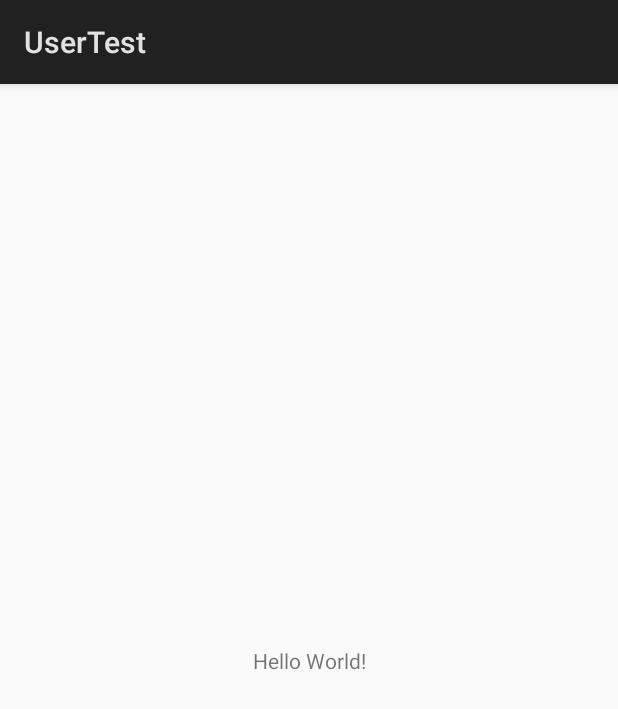
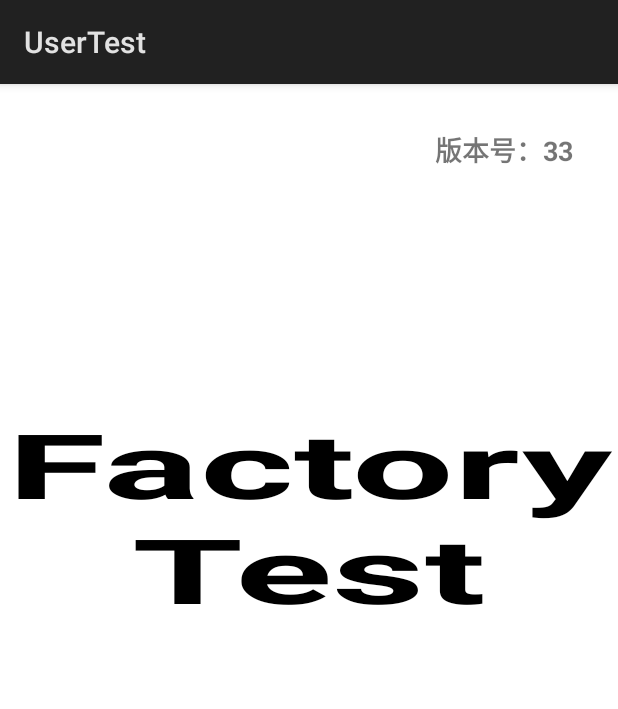
Before and after one commit to sengeiou/FactoryTest, an Android app: the MainActivity screen opened directly, with no data from a screen before it, on a phone screen of 412 x 824 dp. Shown: the top 709 px of the screen. Run offline under Robolectric (Android 15) with nearby library versions, the phone set to English and light mode, and no system bars.

```diff
--- a/usertest/src/main/java/com/fengmi/usertest/views/PQRegulatorView.java
+++ b/usertest/src/main/java/com/fengmi/usertest/views/PQRegulatorView.java
@@ -5,6 +5,7 @@ import android.content.res.TypedArray;
 import android.util.AttributeSet;
 import android.util.Log;
 import android.view.View;
+import android.view.ViewGroup;
 import android.widget.Button;
 import android.widget.RelativeLayout;
 import android.widget.TextView;
@@ -74,7 +75,7 @@ public class PQRegulatorView extends RelativeLayout implements IRadioCheckListen
                 updatePQView();
             }
         });
-
+        setGravity(CENTER_IN_PARENT);
         addView(view);
     }
 
--- a/usertest/src/main/res/layout/activity_main.xml
+++ b/usertest/src/main/res/layout/activity_main.xml
@@ -1,18 +1,77 @@
 <?xml version="1.0" encoding="utf-8"?>
-<android.support.constraint.ConstraintLayout xmlns:android="http://schemas.android.com/apk/res/android"
-    xmlns:app="http://schemas.android.com/apk/res-auto"
-    xmlns:tools="http://schemas.android.com/tools"
+<LinearLayout xmlns:android="http://schemas.android.com/apk/res/android"
     android:layout_width="match_parent"
+    android:background="#ffffff"
     android:layout_height="match_parent"
-    tools:context=".MainActivity">
+    android:orientation="vertical" >
+    <RelativeLayout
+        android:layout_width="match_parent"
+        android:layout_height="match_parent"
+        android:layout_weight="1">
+        <TextView
+            android:id="@+id/FactoryLauncherView"
+            android:layout_width="match_parent"
+            android:layout_height="match_parent"
+            android:gravity="center"
+            android:text="Factory Test"
+            android:textColor="#000000"
+            android:textScaleX="2.0"
+            android:textSize="60sp"
+            android:textStyle="bold" >
+        </TextView>
+        <TextView
+            android:id="@+id/tv_factory_version"
+            android:text="版本号：33"
+            android:textSize="18sp"
+            android:textStyle="bold"
+            android:layout_alignParentTop="true"
+            android:layout_alignParentEnd="true"
+            android:layout_margin="30dp"
+            android:layout_width="wrap_content"
+            android:layout_height="wrap_content" />
+    </RelativeLayout>
 
-    <TextView
-        android:layout_width="wrap_content"
-        android:layout_height="wrap_content"
-        android:text="Hello World!"
-        app:layout_constraintBottom_toBottomOf="parent"
-        app:layout_constraintLeft_toLeftOf="parent"
-        app:layout_constraintRight_toRightOf="parent"
-        app:layout_constraintTop_toTopOf="parent" />
+    <LinearLayout
+        android:layout_width="match_parent"
+        android:layout_height="match_parent"
+        android:layout_weight="3"
+        android:orientation="vertical" >
 
-</android.support.constraint.ConstraintLayout>
+        <TextView
+            android:id="@+id/temperatur_1"
+            android:layout_width="match_parent"
+            android:layout_height="match_parent"
+            android:layout_weight="1"
+            android:textColor="#000000"
+            android:layout_marginLeft="380dp" >
+        </TextView>
+
+        <TextView
+            android:id="@+id/temperatur_2"
+            android:layout_width="match_parent"
+            android:layout_height="match_parent"
+            android:layout_weight="1"
+            android:textColor="#000000"
+            android:layout_marginLeft="380dp" >
+        </TextView>
+
+        <TextView
+            android:id="@+id/temperatur_3"
+            android:layout_width="match_parent"
+            android:layout_height="match_parent"
+            android:layout_weight="1"
+            android:textColor="#000000"
+            android:layout_marginLeft="380dp" >
+        </TextView>
+
+        <TextView
+            android:id="@+id/temperatur_4"
+            android:layout_width="match_parent"
+            android:layout_height="match_parent"
+            android:layout_weight="1"
+            android:textColor="#000000"
+            android:layout_marginLeft="380dp" >
+        </TextView>
+    </LinearLayout>
+
+</LinearLayout>
```
Also changed, not shown: usertest/src/main/java/com/fengmi/usertest/PQActivity.java (+16 -0 lines), usertest/src/main/res/drawable/btn_selector_pq.xml (added, +12 -0 lines), usertest/src/main/res/layout/activity_pq.xml (+10 -8 lines), usertest/src/main/res/layout/pq_regulator.xml (+19 -9 lines).
